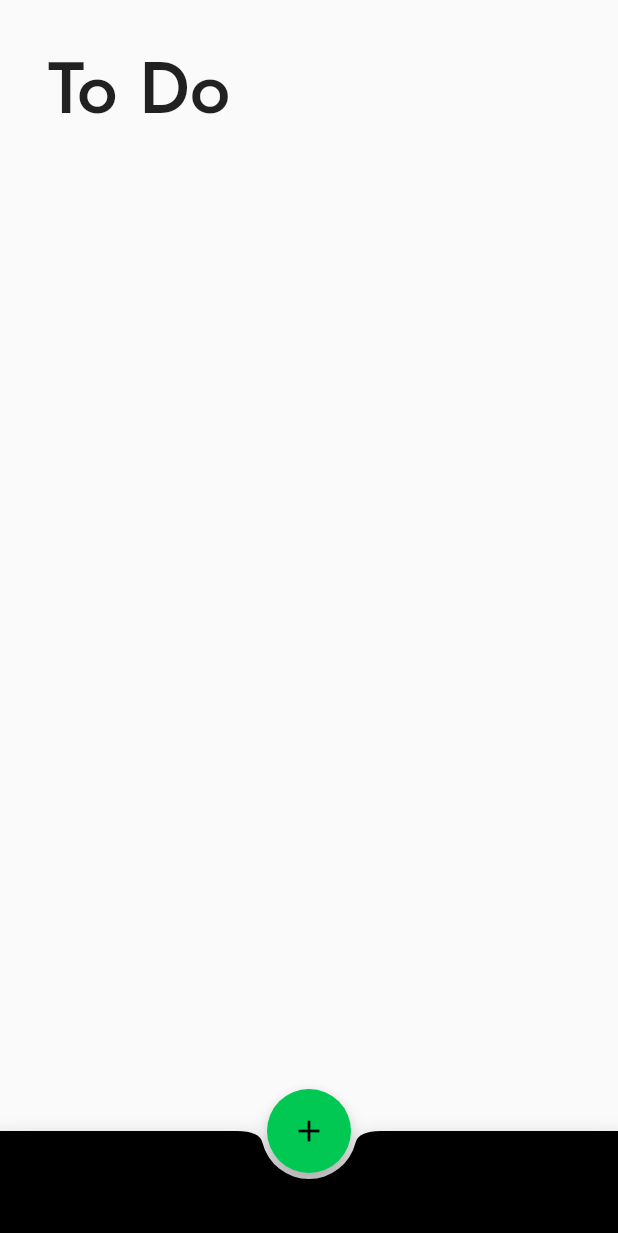
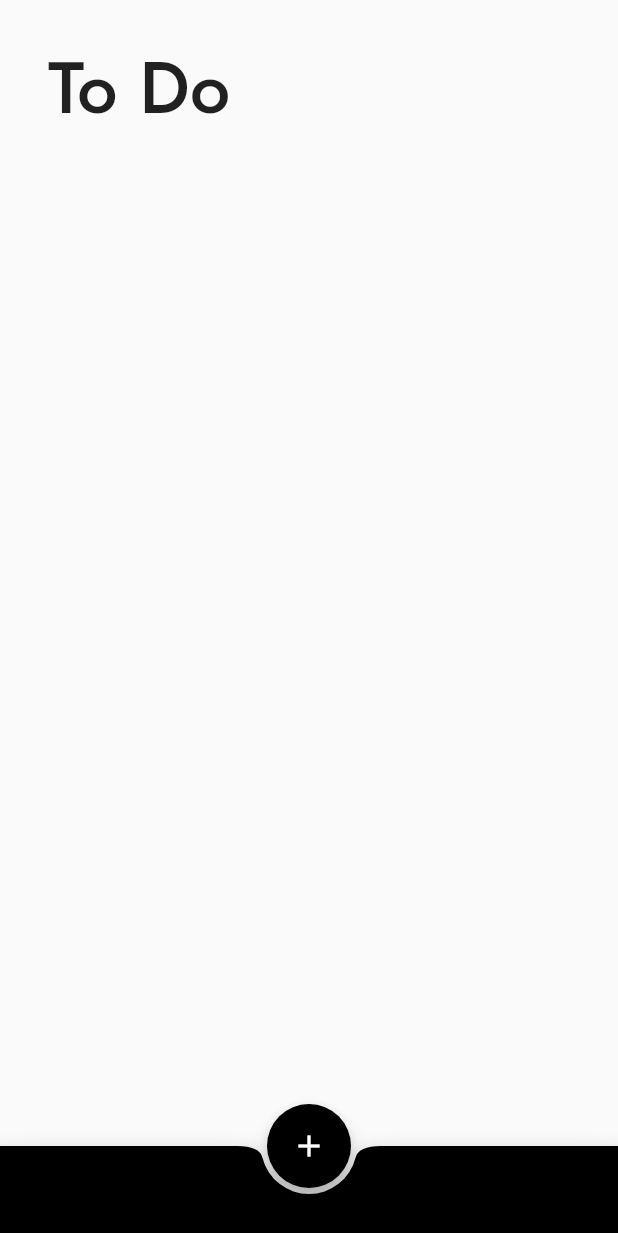
Before and after one commit to v15hv4/YATA, a Flutter app: the screen it shows after launch, on a phone screen of 412 x 824 dp. Shown: the top 1233 px of the screen. Run offline on Flutter 3.47's test engine with Material 2 defaults, Android fonts, the phone set to English and light mode, and no system bars.

Commit message:
Enforce SystemUI light theme

```diff
--- a/lib/main.dart
+++ b/lib/main.dart
@@ -1,5 +1,6 @@
 import 'package:flutter/material.dart';
 import 'package:YATA/views/screens/todo.dart';
+import 'package:flutter/services.dart';
 
 void main() {
   runApp(YATA());
@@ -8,12 +9,15 @@ void main() {
 class YATA extends StatelessWidget {
   @override
   Widget build(BuildContext context) {
+    SystemChrome.setSystemUIOverlayStyle(
+        SystemUiOverlayStyle.dark.copyWith(statusBarColor: Colors.transparent));
+
     return MaterialApp(
         title: 'YATA',
         debugShowCheckedModeBanner: false,
         theme: ThemeData(
             primarySwatch: Colors.green,
-            accentColor: Colors.greenAccent[700],
+            accentColor: Colors.black,
             visualDensity: VisualDensity.adaptivePlatformDensity,
             fontFamily: 'Jost'),
         home: TodoScreen());
--- a/lib/views/screens/todo.dart
+++ b/lib/views/screens/todo.dart
@@ -1,5 +1,6 @@
 import 'package:YATA/views/widgets/empty_appbar.dart';
 import 'package:flutter/material.dart';
+import 'package:intl/intl.dart';
 
 class TodoScreen extends StatefulWidget {
   @override
@@ -9,6 +10,9 @@ class TodoScreen extends StatefulWidget {
 class _TodoScreenState extends State<TodoScreen> {
   @override
   Widget build(BuildContext context) {
+    final now = DateTime.now();
+    final formattedDate = "${now.day} ${now.month}";
+
     return Scaffold(
         appBar: EmptyAppBar(),
         floatingActionButtonLocation: FloatingActionButtonLocation.centerDocked,
@@ -21,14 +25,14 @@ class _TodoScreenState extends State<TodoScreen> {
           shape: CircularNotchedRectangle(),
           clipBehavior: Clip.antiAliasWithSaveLayer,
           child: Container(
-            height: 70.0,
+            height: 60.0,
             color: Colors.black,
           ),
         ),
         body: Column(
           children: [
             Padding(
-                padding: EdgeInsets.symmetric(vertical: 24.0, horizontal: 32.0),
+                padding: EdgeInsets.only(top: 24.0, left: 32.0),
                 child: Text(
                   "To Do",
                   style: TextStyle(fontSize: 48, fontWeight: FontWeight.w500),
--- a/pubspec.yaml
+++ b/pubspec.yaml
@@ -21,6 +21,7 @@ environment:
   sdk: ">=2.7.0 <3.0.0"
 
 dependencies:
+  intl: ^0.16.1
   flutter:
     sdk: flutter
 
```
Also changed, not shown: pubspec.lock.
